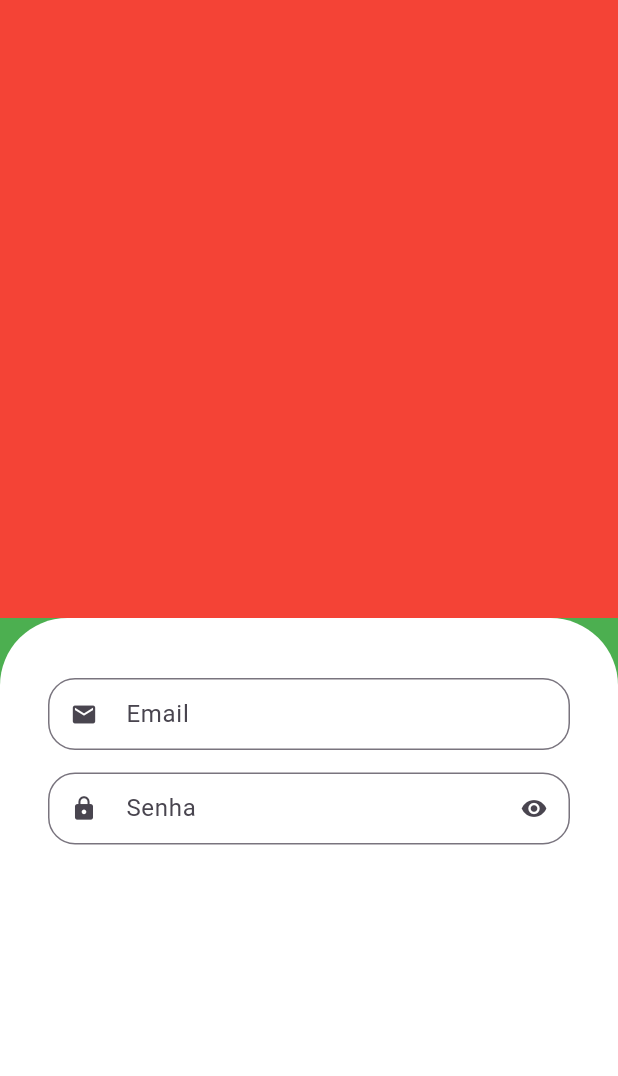
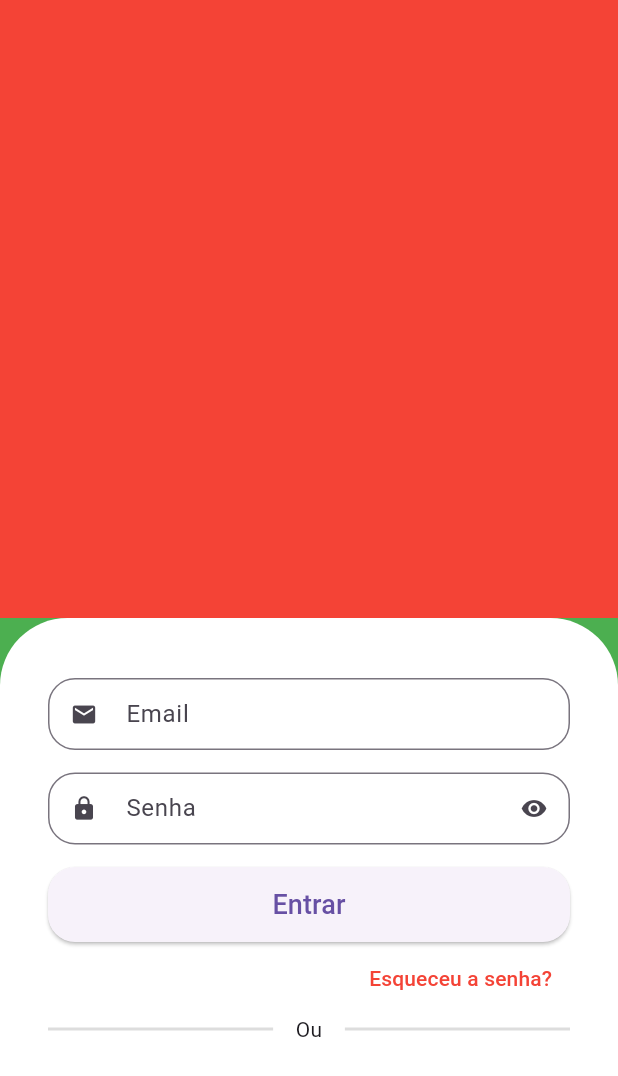
Before and after one commit to tiagoonasc/ConstruFast_App, a Flutter app: the screen it shows after launch, on a phone screen of 412 x 824 dp. Shown: the top 1076 px of the screen. Run offline on Flutter 3.47's test engine with Material 3 defaults, Android fonts, the phone set to English and light mode, and no system bars.

Commit message:
incluido botoes

```diff
--- a/lib/src/auth/sign_in_screen.dart
+++ b/lib/src/auth/sign_in_screen.dart
@@ -10,37 +10,80 @@ class SignInScreen extends StatelessWidget {
       backgroundColor: Colors.green,
       body: Column(
         children: [
+          Expanded(child: Container(color: Colors.red)),
           Expanded(
             child: Container(
-              color: Colors.red,
-              ),
-          ),
-          Expanded(
-            child: Container(
-              padding: const EdgeInsets.symmetric(
-                horizontal: 32,
-                vertical: 40,
-              ) ,
+              padding: const EdgeInsets.symmetric(horizontal: 32, vertical: 40),
               decoration: const BoxDecoration(
                 color: Colors.white,
-             borderRadius: BorderRadius.vertical(
-              top: Radius.circular(45),
-             )
+                borderRadius: BorderRadius.vertical(top: Radius.circular(45)),
               ),
               child: Column(
-              children:  [
+                crossAxisAlignment: CrossAxisAlignment.stretch,
+                children: [
                   // Email
-                CustomTextField(
-                  icon: Icons.email ,
-                  label: 'Email',
-                  ),
-
+                  const CustomTextField(icon: Icons.email, label: 'Email'),
 
                   // Senha
                   CustomTextField(
                     icon: Icons.lock,
                     label: 'Senha',
                     isSecret: true,
+                  ),
+
+                  //Botao de entrar
+                  SizedBox(
+                    height: 50,
+                    child: ElevatedButton(
+                      style: ElevatedButton.styleFrom(
+                        shape: RoundedRectangleBorder(
+                          borderRadius: BorderRadius.circular(18),
+                        ),
+                      ),
+                      onPressed: () {},
+                      child: const Text(
+                        'Entrar',
+                        style: TextStyle(fontSize: 18),
+                      ),
+                    ),
+                  ),
+
+                 //Esqueceu a senha
+                  Align(
+                    alignment: Alignment.centerRight,
+                    child: TextButton(
+                      onPressed: () {},
+                      child: const Text('Esqueceu a senha?',
+                      style: TextStyle(
+                        color: Colors.red,
+                        ),
+                      ),
+                    ),
+                  ),
+
+
+
+                //Divisor
+                Row(
+                  children: [
+                    Expanded(
+                      child: Divider(
+                            color: Colors.grey.withAlpha(90),
+                            thickness: 2,
+                              ),
+                    ),
+                    const Padding(
+                      padding: EdgeInsets.symmetric(horizontal: 15),
+                      child:  Text("Ou"),
+                    ),
+                     Expanded(
+                      child: Divider(
+                            color: Colors.grey.withAlpha(90),
+                            thickness: 2,
+                              ),
+                    ),
+                ],
+
                 ),
                ],
               ),
```
Lines whose indentation alone changed are shown as unchanged.
